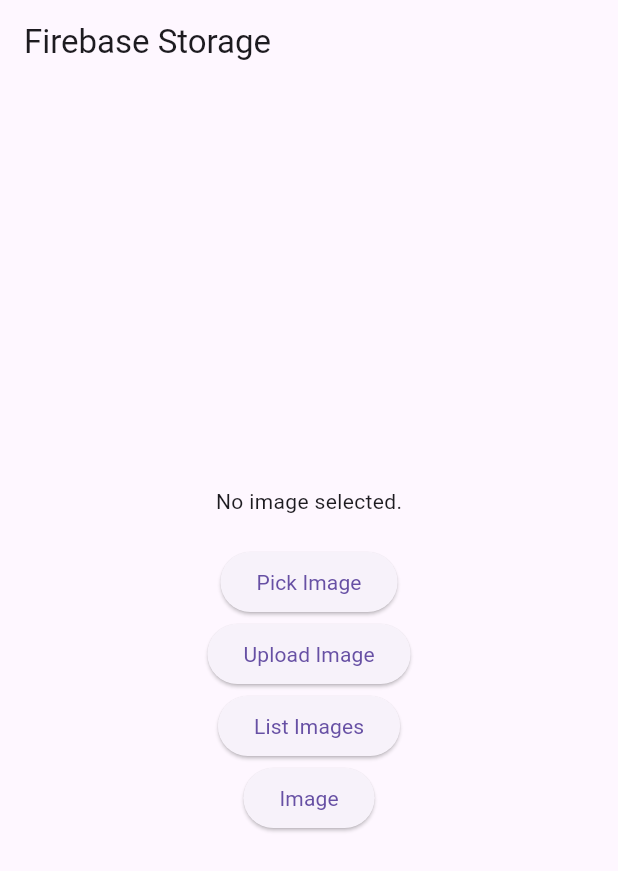
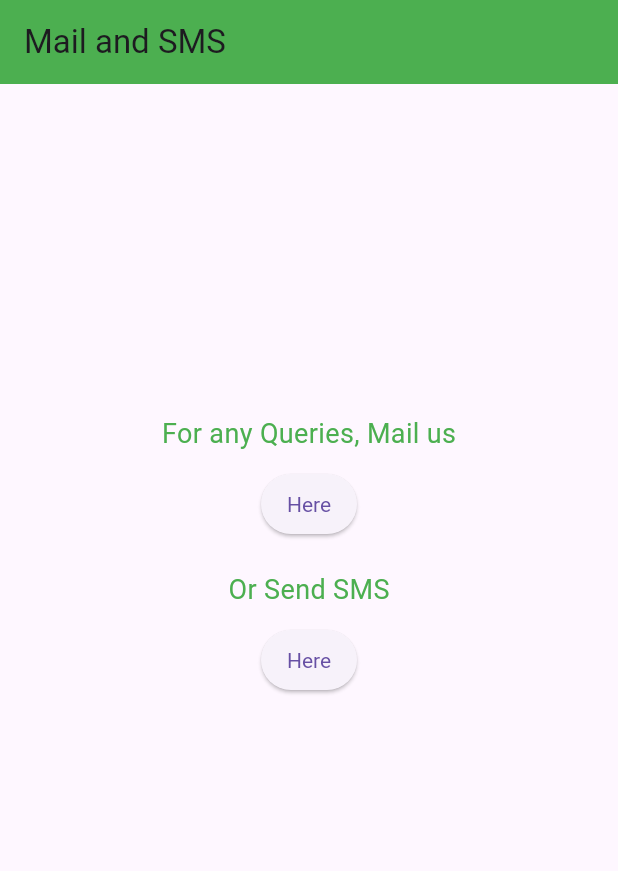
Before and after one commit to leminhduc1202/learning_flutter_vsc, a Flutter app: the screen it shows after launch, on a phone screen of 412 x 824 dp. Shown: the top 871 px of the screen. Run offline on Flutter 3.47's test engine with Material 3 defaults, Android fonts, the phone set to English and light mode, and no system bars; our stand-ins replace analog_clock, auto_size_text, carousel_slider, convex_bottom_bar, expansion_tile_card, firebase_core and 15 more; missing offline and left inert: dart:ffi; accounts and stored records are empty.

Commit message:
Mail and SMS in Flutter

```diff
--- /dev/null
+++ b/lib/advance_concepts/mail_sms_view.dart
@@ -0,0 +1,99 @@
+import 'package:flutter/material.dart';
+import 'package:url_launcher/url_launcher.dart';
+
+
+_sendingMails() async {
+  var url = Uri.parse("mailto:leemin.dn@gmail.com");
+  final Uri uriMail = Uri(
+    scheme: "mailto",
+    path: "leemin.dn@gmail.com"
+  );
+  if (await canLaunchUrl(uriMail)) {
+    await launchUrl(uriMail);
+  } else {
+    throw 'Could not launch $uriMail';
+  }
+}
+
+_sendingSMS() async {
+  var url = Uri.parse("sms:0869238644");
+  if (await canLaunchUrl(url)) {
+    await launchUrl(url);
+  } else {
+    throw 'Could not launch $url';
+  }
+}
+
+class MailAndSmsView extends StatelessWidget {
+  const MailAndSmsView({super.key});
+
+  @override
+  Widget build(BuildContext context) {
+    return MaterialApp(
+      home: Scaffold(
+        appBar: AppBar(
+          title: const Text('Mail and SMS'),
+          backgroundColor: Colors.green,
+        ),
+        body: SafeArea(
+          child: Center(
+            child: Column(
+              children: [
+                Container(
+                  height: 200.0,
+                ),
+                Container(
+                  height: 20.0,
+                ),
+                const Text(
+                  'For any Queries, Mail us',
+                  style: TextStyle(
+                    fontSize: 18.0,
+                    color: Colors.green,
+                  ),
+                ),
+                Container(
+                  height: 10.0,
+                ),
+                ElevatedButton(
+                  onPressed: _sendingMails,
+                  style: ButtonStyle(
+                    padding: WidgetStateProperty.all(const EdgeInsets.all(5.0)),
+                    textStyle: WidgetStateProperty.all(
+                      const TextStyle(color: Colors.black),
+                    ),
+                  ),
+                  child: const Text('Here'),
+                ), // ElevatedButton
+
+                Container(
+                  height: 20.0,
+                ),
+                const Text(
+                  'Or Send SMS',
+                  style: TextStyle(
+                    fontSize: 18.0,
+                    color: Colors.green,
+                  ),
+                ),
+                Container(
+                  height: 10.0,
+                ),
+                ElevatedButton(
+                  onPressed: _sendingSMS,
+                  style: ButtonStyle(
+                    padding: WidgetStateProperty.all(const EdgeInsets.all(5.0)),
+                    textStyle: WidgetStateProperty.all(
+                      const TextStyle(color: Colors.black),
+                    ),
+                  ),
+                  child: const Text('Here'),
+                ), // ElevatedButton
+              ],
+            ),
+          ),
+        ),
+      ),
+    );
+  }
+}
--- a/lib/main.dart
+++ b/lib/main.dart
@@ -1,4 +1,5 @@
 import 'package:flutter/material.dart';
+import 'package:learning_flutter_vsc/advance_concepts/mail_sms_view.dart';
 import 'package:learning_flutter_vsc/navigation_routing_page/avoiding_junk.dart';
 import 'package:learning_flutter_vsc/navigation_routing_page/url_web_view.dart';
 import 'package:learning_flutter_vsc/ui_components/animation_route_transition_component.dart';
@@ -98,9 +99,10 @@ Future<void> main() async {
   // ));
   // runApp(const AvoidingJunk());
   // runApp(const ArgumentNameRoutes());
-  WidgetsFlutterBinding.ensureInitialized();
-  await Firebase.initializeApp();
-  runApp(const ReadAndWriteDataStorageFirebase());
+  // WidgetsFlutterBinding.ensureInitialized();
+  // await Firebase.initializeApp();
+  // runApp(const ReadAndWriteDataStorageFirebase());
+  runApp(const MailAndSmsView());
 }
 
 class MyApp extends StatelessWidget {
```
Also changed, not shown: 1 other file.
